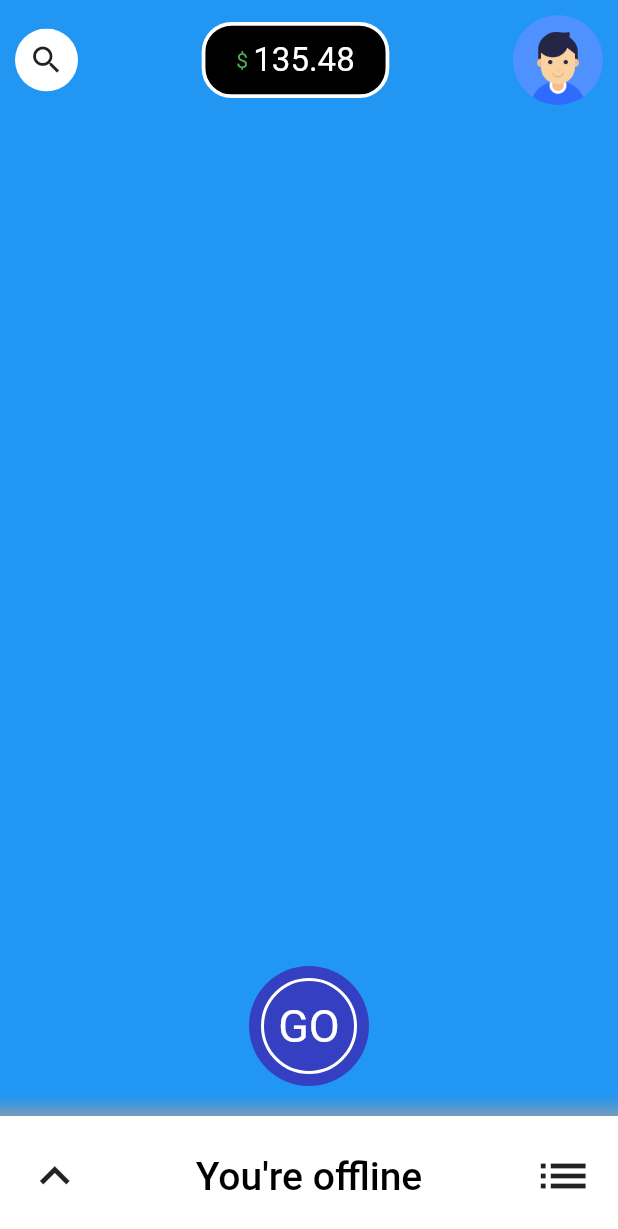
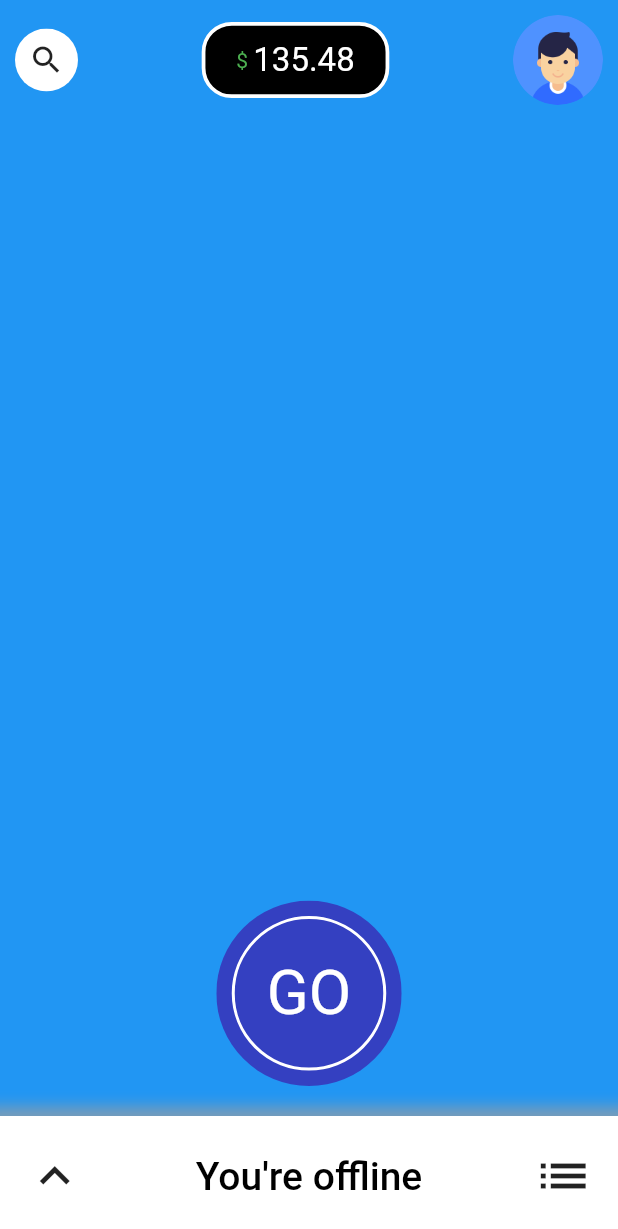
Before and after one commit to suljevicsemir/uber-clone-driver, a Flutter app: the screen it shows once a user with an empty profile is signed in, on a phone screen of 412 x 824 dp. Shown: the top 1229 px of the screen. Run offline on Flutter 3.47's test engine with Material 2 defaults, Android fonts, the phone set to English and light mode, and no system bars; our stand-ins replace firebase_auth, firebase_core; accounts and stored records are empty.

Commit message:
Bottom Go button responsive

```diff
--- /dev/null
+++ b/uber_clone_driver/lib/screens/home/bottom_go_button.dart
@@ -0,0 +1,38 @@
+import 'package:flutter/material.dart';
+
+class BottomGoButton extends StatelessWidget {
+  @override
+  Widget build(BuildContext context) {
+    final double height = MediaQuery.of(context).size.height;
+    final double width = MediaQuery.of(context).size.width;
+    return Align(
+        alignment: Alignment.bottomCenter,
+        child: Container(
+          margin: EdgeInsets.only(bottom: 100),
+          child: ClipOval(
+            child: Material(
+              color: const Color(0xff3440c1),
+              child: InkWell(
+                onTap: () {},
+                splashColor: Colors.white,
+                child: SizedBox(
+                  height: height * 0.15,
+                  width: height * 0.15,
+                  child: Container(
+                      margin: EdgeInsets.all(width * 0.025),
+                      decoration: BoxDecoration(
+                          borderRadius: BorderRadius.circular(200),
+                          border: Border.all(color: Colors.white, width: 2)
+                      ),
+                      child: Center(
+                          child: Text('GO', style: TextStyle(color: Colors.white, fontSize: height * 0.05),)
+                      )
+                  ),
+                ),
+              ),
+            ),
+          ),
+        )
+    );
+  }
+}
--- a/uber_clone_driver/lib/screens/home/home.dart
+++ b/uber_clone_driver/lib/screens/home/home.dart
@@ -2,6 +2,7 @@ import 'package:flutter/cupertino.dart';
 import 'package:flutter/material.dart';
 import 'package:flutter/services.dart';
 import 'package:uber_clone_driver/screens/home/bottom_bar.dart';
+import 'package:uber_clone_driver/screens/home/bottom_go_button.dart';
 import 'package:uber_clone_driver/screens/home/top_bar.dart';
 
 
@@ -26,8 +27,6 @@ class _HomeState extends State<Home> {
 
   @override
   Widget build(BuildContext context) {
-    final double width = MediaQuery.of(context).size.width;
-    final double height = MediaQuery.of(context).size.height;
     return Scaffold(
       extendBodyBehindAppBar: true,
       backgroundColor: Colors.blue,
@@ -43,35 +42,7 @@ class _HomeState extends State<Home> {
               children: [
                 TopHomeBar(),
                 BottomHomeBar(),
-                Align(
-                  alignment: Alignment.bottomCenter,
-                  child: Container(
-                    margin: EdgeInsets.only(bottom: 100),
-                    child: ClipOval(
-                      child: Material(
-                        color: const Color(0xff3440c1),
-                        child: InkWell(
-                          onTap: () {},
-                          splashColor: Colors.white,
-                          child: SizedBox(
-                            height: 80,
-                            width: 80,
-                            child: Container(
-                              margin: EdgeInsets.all(8),
-                              decoration: BoxDecoration(
-                                borderRadius: BorderRadius.circular(200),
-                                border: Border.all(color: Colors.white, width: 2)
-                              ),
-                              child: Center(
-                                  child: Text('GO', style: TextStyle(color: Colors.white, fontSize: 30),)
-                              )
-                            ),
-                          ),
-                        ),
-                      ),
-                    ),
-                  )
-                )
+                BottomGoButton()
               ],
             ),
           )
```
